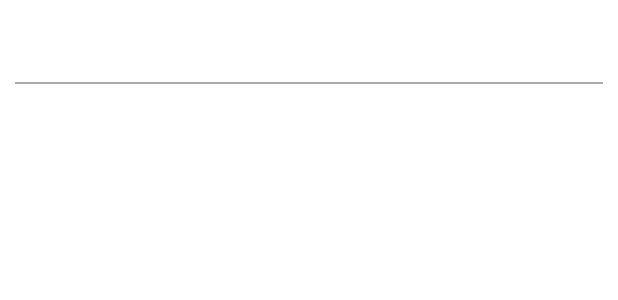
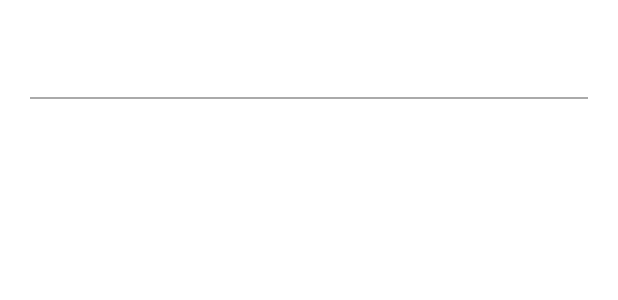
Before and after one commit to zampnrs/ViaCep-Android-Example, an Android app: the layout item_contact.xml on its own in the app's theme, with its tools: preview values and no code run, on a phone screen of 412 x 824 dp. Shown: the top 300 px of the screen. Run offline under Robolectric (Android 15) with nearby library versions, the phone set to English and light mode, and no system bars.

Commit message:
Improving item layout

```diff
--- a/app/src/main/res/layout/item_contact.xml
+++ b/app/src/main/res/layout/item_contact.xml
@@ -1,21 +1,9 @@
 <?xml version="1.0" encoding="utf-8"?>
-<androidx.constraintlayout.widget.ConstraintLayout xmlns:android="http://schemas.android.com/apk/res/android"
+<LinearLayout xmlns:android="http://schemas.android.com/apk/res/android"
     xmlns:app="http://schemas.android.com/apk/res-auto"
     android:layout_width="match_parent"
-    android:layout_height="match_parent">
-
-    <ScrollView
-        android:layout_width="match_parent"
-        android:layout_height="match_parent"
-        app:layout_constraintEnd_toEndOf="parent"
-        app:layout_constraintStart_toStartOf="parent"
-        app:layout_constraintTop_toTopOf="parent">
-
-        <LinearLayout
-            android:layout_width="match_parent"
     android:layout_height="wrap_content"
-            android:layout_marginHorizontal="@dimen/field_margin"
-            android:paddingVertical="@dimen/field_margin"
+    android:layout_marginHorizontal="@dimen/contact_margin"
     android:orientation="vertical">
 
     <TextView
@@ -23,6 +11,7 @@
         android:layout_width="match_parent"
         android:layout_height="match_parent"
         android:layout_margin="@dimen/field_margin"
+        android:paddingVertical="@dimen/field_margin"
         android:gravity="center"
         android:textSize="18sp"/>
 
@@ -32,5 +21,3 @@
         android:background="@android:color/darker_gray"/>
 
 </LinearLayout>
-    </ScrollView>
-</androidx.constraintlayout.widget.ConstraintLayout>
--- a/app/src/main/res/values/dimens.xml
+++ b/app/src/main/res/values/dimens.xml
@@ -1,5 +1,6 @@
 <resources>
     <dimen name="fab_margin">16dp</dimen>
     <dimen name="field_margin">10dp</dimen>
+    <dimen name="contact_margin">20dp</dimen>
     <dimen name="bottom_field_margin">20dp</dimen>
 </resources>
```
Lines whose indentation alone changed are shown as unchanged.
